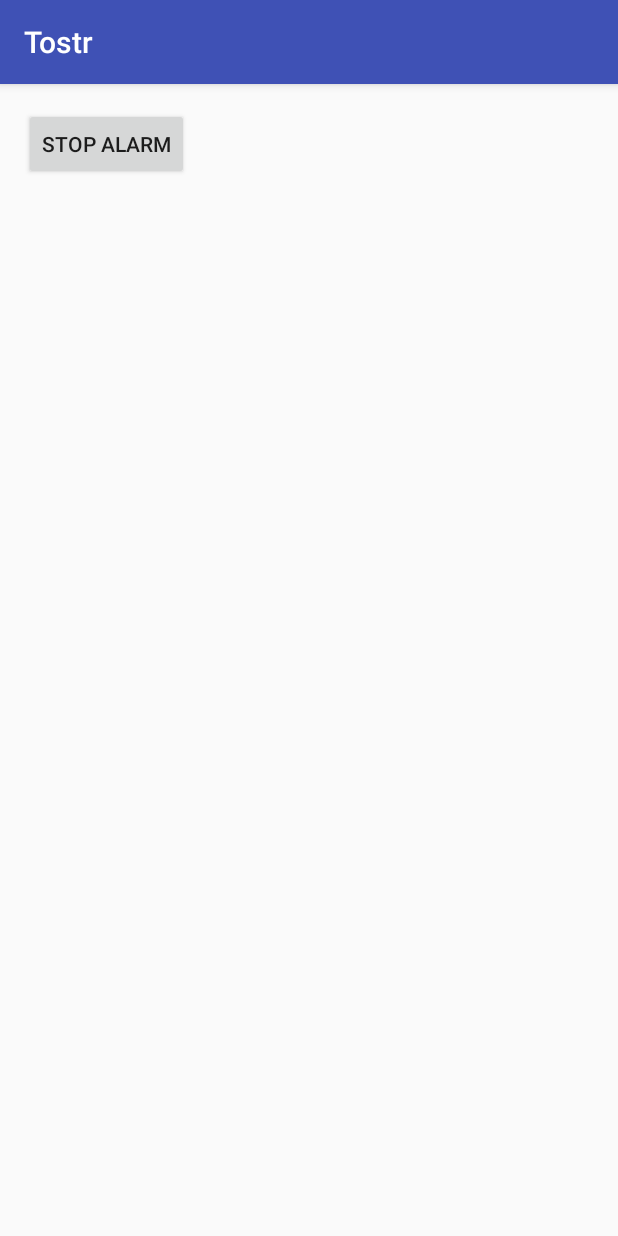
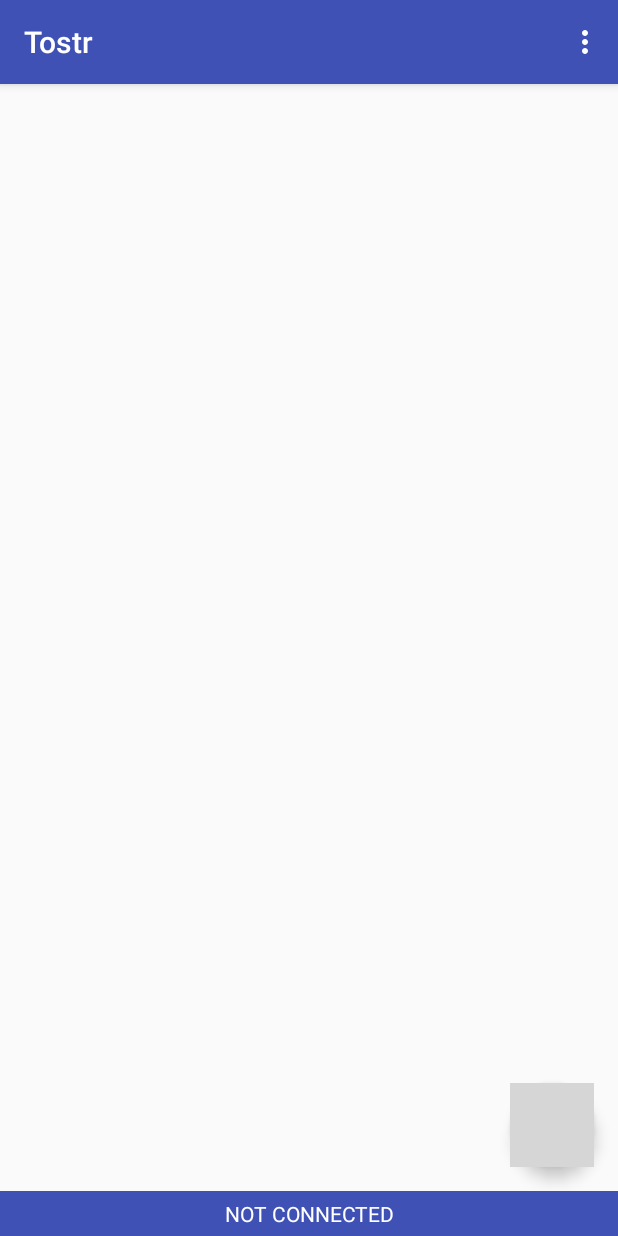
Before and after one commit to Speshel/Tostr, an Android app: the screen it shows after launch (MainActivity), on a phone screen of 412 x 824 dp. Run offline under Robolectric (Android 15) with nearby library versions, the phone set to English and light mode, and no system bars; libraries missing offline, so code that uses them is left out: com.pubnub.api; 6 statements that could not run were skipped; grey boxes are pictures that could not be loaded.

Commit message:
Changed the design and the functionality

```diff
--- a/app/src/main/java/me/loganfuller/tostr/MainActivity.java
+++ b/app/src/main/java/me/loganfuller/tostr/MainActivity.java
@@ -2,20 +2,23 @@ package me.loganfuller.tostr;
 
 import android.app.AlarmManager;
 import android.app.PendingIntent;
+import android.app.TimePickerDialog;
 import android.content.Context;
 import android.content.Intent;
-import android.media.Ringtone;
-import android.media.RingtoneManager;
-import android.net.Uri;
 import android.os.Build;
+import android.support.design.widget.FloatingActionButton;
+import android.support.design.widget.Snackbar;
 import android.support.v7.app.AppCompatActivity;
 import android.os.Bundle;
+import android.support.v7.widget.Toolbar;
 import android.util.Log;
+import android.view.Menu;
+import android.view.MenuItem;
 import android.view.View;
 import android.widget.Button;
+import android.widget.TextView;
+import android.widget.TimePicker;
 import android.widget.Toast;
-
-import com.fasterxml.jackson.databind.JsonNode;
 import com.pubnub.api.PNConfiguration;
 import com.pubnub.api.PubNub;
 import com.pubnub.api.callbacks.PNCallback;
@@ -28,6 +31,7 @@ import com.pubnub.api.models.consumer.pubsub.PNPresenceEventResult;
 
 import java.util.Arrays;
 import java.util.Calendar;
+import java.util.Collections;
 
 import static android.os.Build.VERSION.SDK_INT;
 
@@ -41,21 +45,28 @@ public class MainActivity extends AppCompatActivity {
     PendingIntent pendingIntent;
     AlarmManager alarmManager;
 
+    TextView txtStatus;
+
     @Override
     protected void onCreate(Bundle savedInstanceState) {
         super.onCreate(savedInstanceState);
         setContentView(R.layout.activity_main);
+        Toolbar toolbar = (Toolbar) findViewById(R.id.toolbar);
+        setSupportActionBar(toolbar);
+
+        FloatingActionButton fab = (FloatingActionButton) findViewById(R.id.fab);
+        fab.setOnClickListener(new View.OnClickListener() {
+            @Override
+            public void onClick(View view) {
+                setAlarm();
+            }
+        });
 
         // Alarm
         Intent alarmIntent = new Intent(MainActivity.this, AlarmReceiver.class);
         pendingIntent = PendingIntent.getBroadcast(MainActivity.this, 0, alarmIntent, 0);
 
-        findViewById(R.id.btnStopAlarm).setOnClickListener(new View.OnClickListener() {
-            @Override
-            public void onClick(View v) {
-                cancelAlarm();
-            }
-        });
+        txtStatus = (TextView) findViewById(R.id.txtStatus);
 
         // Initialize PubNub with Subscribe and Publish keys
         PNConfiguration pnConfiguration = new PNConfiguration();
@@ -74,6 +85,7 @@ public class MainActivity extends AppCompatActivity {
                 else if(status.getCategory() == PNStatusCategory.PNConnectedCategory) {
                     // We are connected, so we can now publish successfully.
                     if(status.getCategory() == PNStatusCategory.PNConnectedCategory) {
+                        txtStatus.setText("CONNECTED");
                         pubnub.publish().channel(channel).message("Successfully connected to channel " + channel).async(new PNCallback<PNPublishResult>() {
                             @Override
                             public void onResponse(PNPublishResult result, PNStatus status) {
@@ -108,16 +120,7 @@ public class MainActivity extends AppCompatActivity {
                     Log.i(PN, "Information from " + message.getChannel() + " received.");
                     Log.i(PN, "Message: " + message.getMessage());
 
-                    if(message.getMessage().toString().contains("alarm")) {
-                        alarmManager = (AlarmManager) getSystemService(Context.ALARM_SERVICE);
-                        if (SDK_INT < Build.VERSION_CODES.KITKAT)
-                            alarmManager.set(AlarmManager.RTC_WAKEUP, System.currentTimeMillis(), pendingIntent);
-                        else if (Build.VERSION_CODES.KITKAT <= SDK_INT && SDK_INT < Build.VERSION_CODES.M)
-                            alarmManager.setExact(AlarmManager.RTC_WAKEUP, System.currentTimeMillis(), pendingIntent);
-                        else if (SDK_INT >= Build.VERSION_CODES.M)
-                            alarmManager.setExactAndAllowWhileIdle(AlarmManager.RTC_WAKEUP, System.currentTimeMillis(), pendingIntent);
-                        Log.i("Alarm", "The alarm has been set!");
-                    } else if(message.getMessage().toString().contains("stop")) {
+                    if(message.getMessage().toString().contains("stop")) {
                         cancelAlarm();
                     }
 
@@ -132,14 +135,61 @@ public class MainActivity extends AppCompatActivity {
 
             }
         });
-        pubnub.subscribe().channels(Arrays.asList(channel)).execute();
+        pubnub.subscribe().channels(Collections.singletonList(channel)).execute();
+    }
+
+    public void setAlarm() {
+        final Calendar c = Calendar.getInstance();
+        int alarmHour = c.get(Calendar.HOUR_OF_DAY);
+        int alarmMinute = c.get(Calendar.MINUTE);
+
+        TimePickerDialog timePickerDialog = new TimePickerDialog(this,
+                new TimePickerDialog.OnTimeSetListener() {
+                    @Override
+                    public void onTimeSet(TimePicker view, int hourOfDay, int minute) {
+                        // Create a calendar object to set the alarm time.
+                        Calendar calNow = Calendar.getInstance();
+                        Calendar calSet = (Calendar) calNow.clone();
+
+                        calSet.set(Calendar.HOUR_OF_DAY, hourOfDay);
+                        calSet.set(Calendar.MINUTE, minute);
+                        // Make sure to set the seconds, otherwise the alarm will ring anytime between hourOfDay:minute:0 and hourOfDay:minute:59, could cause a significant delay.
+                        calSet.set(Calendar.SECOND, 0);
+
+                        if(calSet.compareTo(calNow) <= 0) {
+                            // Set the time for tomorrow since the time has already been passed today.
+                            calSet.add(Calendar.DATE, 1);
+                        }
+
+                        alarmManager = (AlarmManager) getSystemService(Context.ALARM_SERVICE);
+                        if (SDK_INT < Build.VERSION_CODES.KITKAT)
+                            alarmManager.set(AlarmManager.RTC_WAKEUP, calSet.getTimeInMillis(), pendingIntent);
+                        else if (Build.VERSION_CODES.KITKAT <= SDK_INT && SDK_INT < Build.VERSION_CODES.M)
+                            alarmManager.setExact(AlarmManager.RTC_WAKEUP, calSet.getTimeInMillis(), pendingIntent);
+                        else if (SDK_INT >= Build.VERSION_CODES.M) {
+                            // Displays alarm clock icon in status bar.
+                            AlarmManager.AlarmClockInfo alarmClockInfo = new AlarmManager.AlarmClockInfo(calSet.getTimeInMillis(), pendingIntent);
+                            alarmManager.setAlarmClock(alarmClockInfo, pendingIntent);
+
+                            // Does not display alarm clock icon in status bar
+                            //alarmManager.setExactAndAllowWhileIdle(AlarmManager.RTC_WAKEUP, calSet.getTimeInMillis(), pendingIntent);
+                        }
+                        Log.i("Alarm", "Alarm set for: " + hourOfDay + ":" + minute);
+                    }
+                }, alarmHour, alarmMinute, false);
+        timePickerDialog.show();
     }
 
     public void cancelAlarm() {
-        alarmManager.cancel(pendingIntent);
-        Intent stopIntent = new Intent(MainActivity.this, RingtoneService.class);
-        MainActivity.this.stopService(stopIntent);
-        Log.i("Alarm", "The alarm has been cancelled.");
+        try {
+            alarmManager.cancel(pendingIntent);
+            Intent stopIntent = new Intent(MainActivity.this, RingtoneService.class);
+            MainActivity.this.stopService(stopIntent);
+            Log.i("Alarm", "The alarm has been cancelled.");
+        } catch(Exception e) {
+            Log.i("Alarm", "There is no alarm clock to cancel.");
+            Toast.makeText(MainActivity.this, "There is no alarm to cancel.", Toast.LENGTH_SHORT).show();
+        }
     }
 
     private void publishTest() {
@@ -154,4 +204,26 @@ public class MainActivity extends AppCompatActivity {
             }
         });
     }
+
+    @Override
+    public boolean onCreateOptionsMenu(Menu menu) {
+        // Inflate the menu; this adds items to the action bar if it is present.
+        getMenuInflater().inflate(R.menu.menu_main, menu);
+        return true;
+    }
+
+    @Override
+    public boolean onOptionsItemSelected(MenuItem item) {
+        // Handle action bar item clicks here. The action bar will
+        // automatically handle clicks on the Home/Up button, so long
+        // as you specify a parent activity in AndroidManifest.xml.
+        int id = item.getItemId();
+
+        //noinspection SimplifiableIfStatement
+        if (id == R.id.action_emergency_stop) {
+            cancelAlarm();
+        }
+
+        return super.onOptionsItemSelected(item);
+    }
 }
--- a/app/src/main/res/layout/activity_main.xml
+++ b/app/src/main/res/layout/activity_main.xml
@@ -1,22 +1,29 @@
 <?xml version="1.0" encoding="utf-8"?>
-<RelativeLayout xmlns:android="http://schemas.android.com/apk/res/android"
+<android.support.design.widget.CoordinatorLayout xmlns:android="http://schemas.android.com/apk/res/android"
+    xmlns:app="http://schemas.android.com/apk/res-auto"
     xmlns:tools="http://schemas.android.com/tools"
-    android:id="@+id/activity_main"
     android:layout_width="match_parent"
     android:layout_height="match_parent"
-    android:paddingBottom="@dimen/activity_vertical_margin"
-    android:paddingLeft="@dimen/activity_horizontal_margin"
-    android:paddingRight="@dimen/activity_horizontal_margin"
-    android:paddingTop="@dimen/activity_vertical_margin"
     tools:context="me.loganfuller.tostr.MainActivity">
 
-    <Button
-        android:text="Stop Alarm"
-        android:layout_width="wrap_content"
+    <android.support.design.widget.AppBarLayout
+        android:layout_width="match_parent"
         android:layout_height="wrap_content"
-        android:layout_below="@+id/textView"
-        android:layout_alignParentLeft="true"
-        android:layout_alignParentStart="true"
-        android:id="@+id/btnStopAlarm" />
+        android:theme="@style/AppTheme.AppBarOverlay">
 
-</RelativeLayout>
+        <android.support.v7.widget.Toolbar
+            android:id="@+id/toolbar"
+            android:layout_width="match_parent"
+            android:layout_height="?attr/actionBarSize"
+            android:background="?attr/colorPrimary"
+            app:popupTheme="@style/AppTheme.PopupOverlay"
+            android:fitsSystemWindows="true"/>
+
+    </android.support.design.widget.AppBarLayout>
+
+    <include layout="@layout/content_main"
+        android:layout_width="match_parent"
+        android:layout_height="match_parent"
+        app:layout_behavior="@string/appbar_scrolling_view_behavior"/>
+
+</android.support.design.widget.CoordinatorLayout>
--- /dev/null
+++ b/app/src/main/res/layout/content_main.xml
@@ -0,0 +1,55 @@
+<?xml version="1.0" encoding="utf-8"?>
+<RelativeLayout xmlns:android="http://schemas.android.com/apk/res/android"
+    xmlns:tools="http://schemas.android.com/tools"
+    xmlns:app="http://schemas.android.com/apk/res-auto"
+    android:id="@+id/activity_main"
+    android:layout_width="match_parent"
+    android:layout_height="match_parent"
+    android:orientation="vertical"
+    tools:context="me.loganfuller.tostr.MainActivity">
+
+    <LinearLayout
+        android:layout_width="match_parent"
+        android:layout_height="wrap_content"
+        android:orientation="vertical"
+        android:paddingBottom="@dimen/activity_vertical_margin"
+        android:paddingLeft="@dimen/activity_horizontal_margin"
+        android:paddingRight="@dimen/activity_horizontal_margin"
+        android:paddingTop="@dimen/activity_vertical_margin">
+
+    </LinearLayout>
+
+    <RelativeLayout
+        android:layout_width="match_parent"
+        android:layout_height="match_parent"
+        android:layout_above="@+id/txtStatus"
+        android:layout_below="@+id/linearLayout">
+
+        <android.support.design.widget.FloatingActionButton
+            android:id="@+id/fab"
+            android:layout_width="wrap_content"
+            android:layout_height="wrap_content"
+            android:layout_gravity="bottom|end"
+            android:layout_margin="16dp"
+            app:srcCompat="@drawable/ic_add_white_24dp"
+            android:layout_alignParentLeft="false"
+            android:layout_alignParentRight="true"
+            android:layout_alignParentBottom="true" />
+
+    </RelativeLayout>
+
+    <TextView
+        android:text="NOT CONNECTED"
+        android:layout_width="match_parent"
+        android:layout_height="wrap_content"
+        android:id="@+id/txtStatus"
+        android:textAlignment="center"
+        android:layout_alignParentBottom="true"
+        android:layout_alignParentLeft="true"
+        android:layout_alignParentStart="true"
+        android:background="@color/colorPrimary"
+        android:height="30dp"
+        android:textColor="?android:attr/textColorPrimaryInverse"
+        android:gravity="center_vertical" />
+
+</RelativeLayout>
--- /dev/null
+++ b/app/src/main/res/menu/menu_main.xml
@@ -0,0 +1,10 @@
+<menu xmlns:android="http://schemas.android.com/apk/res/android"
+    xmlns:app="http://schemas.android.com/apk/res-auto"
+    xmlns:tools="http://schemas.android.com/tools"
+    tools:context="me.loganfuller.fabtest.MainActivity">
+    <item
+        android:id="@+id/action_emergency_stop"
+        android:orderInCategory="100"
+        android:title="@string/action_emergency_stop"
+        app:showAsAction="never" />
+</menu>
--- a/app/src/main/res/values/colors.xml
+++ b/app/src/main/res/values/colors.xml
@@ -1,6 +1,6 @@
 <?xml version="1.0" encoding="utf-8"?>
 <resources>
-    <color name="colorPrimary">#3F51B5</color>
+    <color name="colorPrimary">#3f51b5</color>
     <color name="colorPrimaryDark">#303F9F</color>
     <color name="colorAccent">#FF4081</color>
 </resources>
--- a/app/src/main/res/values/strings.xml
+++ b/app/src/main/res/values/strings.xml
@@ -1,3 +1,4 @@
 <resources>
     <string name="app_name">Tostr</string>
+    <string name="action_emergency_stop">Stop Alarm</string>
 </resources>
--- a/app/src/main/res/values/styles.xml
+++ b/app/src/main/res/values/styles.xml
@@ -8,4 +8,13 @@
         <item name="colorAccent">@color/colorAccent</item>
     </style>
 
+    <style name="AppTheme.NoActionBar">
+        <item name="windowActionBar">false</item>
+        <item name="windowNoTitle">true</item>
+    </style>
+
+    <style name="AppTheme.AppBarOverlay" parent="ThemeOverlay.AppCompat.Dark.ActionBar" />
+
+    <style name="AppTheme.PopupOverlay" parent="ThemeOverlay.AppCompat.Light" />
+
 </resources>
```
Also changed, not shown: app/build.gradle (+4 -3 lines), app/src/main/AndroidManifest.xml (+7 -2 lines), app/src/main/java/me/loganfuller/tostr/AlarmReceiver.java (+33 -19 lines), app/src/main/java/me/loganfuller/tostr/DeviceBootReceiver.java (added, +23 -0 lines).
